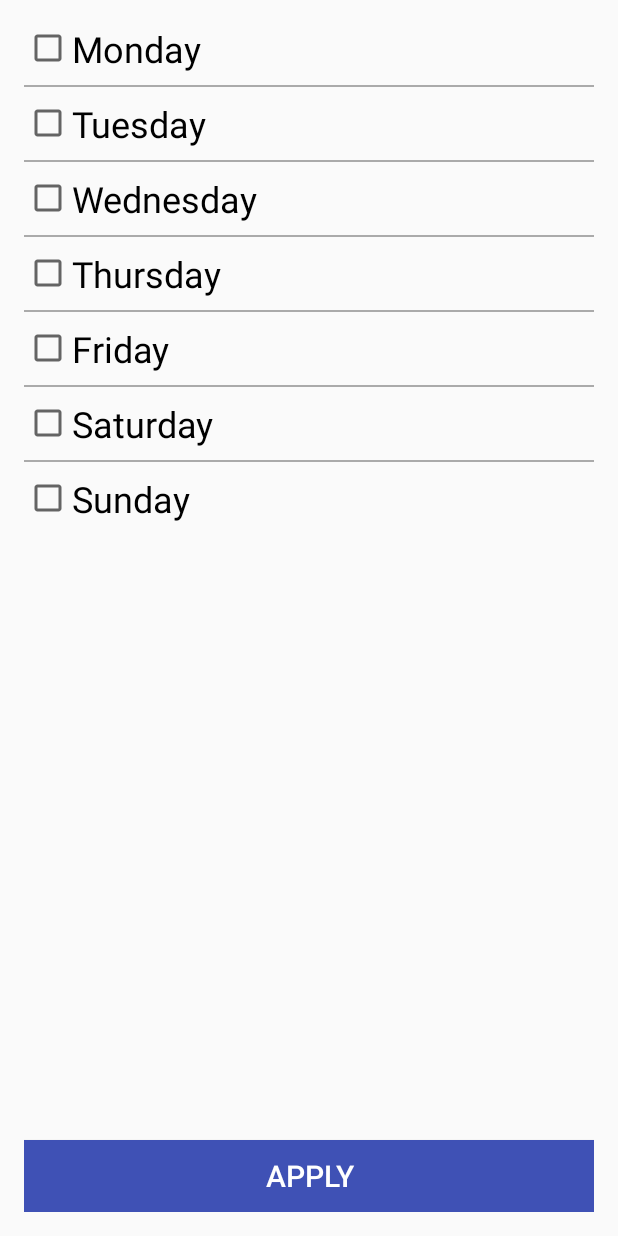
After one commit to sayard/The-Habit-Game, an Android app: the layout activity_habit_notifications.xml on its own in the app's theme, with its tools: preview values and no code run, on a phone screen of 412 x 824 dp. The commit adds this screen. Run offline under Robolectric (Android 15) with nearby library versions, the phone set to English and light mode, and no system bars.

Commit message:
Added Notifications Activity

```diff
--- a/app/src/main/java/pl/c0/sayard/thehabitgame/HabitDetailActivity.java
+++ b/app/src/main/java/pl/c0/sayard/thehabitgame/HabitDetailActivity.java
@@ -87,7 +87,7 @@ public class HabitDetailActivity extends AppCompatActivity {
 
         if(id == R.id.action_delete_habit){
 
-            DialogInterface.OnClickListener dialogClickListenter = new DialogInterface.OnClickListener() {
+            DialogInterface.OnClickListener dialogClickListener = new DialogInterface.OnClickListener() {
                 @Override
                 public void onClick(DialogInterface dialog, int which) {
                     switch (which)
@@ -110,14 +110,17 @@ public class HabitDetailActivity extends AppCompatActivity {
 
             AlertDialog.Builder builder = new AlertDialog.Builder(this);
             builder.setMessage("Are you sure you want to delete this habit?")
-                    .setPositiveButton("Yes", dialogClickListenter)
-                    .setNegativeButton("No", dialogClickListenter)
+                    .setPositiveButton("Yes", dialogClickListener)
+                    .setNegativeButton("No", dialogClickListener)
                     .show();
 
             return true;
         }else if(id == R.id.action_update_habit){
             Intent intent = new Intent(this, UpdateHabitActivity.class);
             intent.putExtra(this.getString(R.string.EXTRA_UPDATE_ID), detailId);
+            startActivity(intent);
+        }else if(id == R.id.action_notification_settings){
+            Intent intent = new Intent(this, HabitNotificationsActivity.class);
             startActivity(intent);
         }
 
--- /dev/null
+++ b/app/src/main/java/pl/c0/sayard/thehabitgame/HabitNotificationsActivity.java
@@ -0,0 +1,31 @@
+package pl.c0.sayard.thehabitgame;
+
+import android.app.AlarmManager;
+import android.app.PendingIntent;
+import android.content.Intent;
+import android.support.v7.app.AppCompatActivity;
+import android.os.Bundle;
+import android.view.View;
+
+import java.util.Calendar;
+
+import pl.c0.sayard.thehabitgame.utilities.NotificationReceiver;
+
+public class HabitNotificationsActivity extends AppCompatActivity {
+
+    @Override
+    protected void onCreate(Bundle savedInstanceState) {
+        super.onCreate(savedInstanceState);
+        setContentView(R.layout.activity_habit_notifications);
+    }
+
+    public void applyNotifications(View view) {
+        Calendar calendar = Calendar.getInstance();
+
+        Intent intent = new Intent(getApplicationContext(), NotificationReceiver.class);
+        PendingIntent pendingIntent = PendingIntent.getBroadcast(getApplicationContext(), 101, intent, PendingIntent.FLAG_UPDATE_CURRENT);
+
+        AlarmManager alarmManager = (AlarmManager) getSystemService(ALARM_SERVICE);
+        alarmManager.setRepeating(AlarmManager.RTC_WAKEUP, calendar.getTimeInMillis(), AlarmManager.INTERVAL_DAY*7, pendingIntent);
+    }
+}
--- /dev/null
+++ b/app/src/main/res/layout/activity_habit_notifications.xml
@@ -0,0 +1,209 @@
+<?xml version="1.0" encoding="utf-8"?>
+<LinearLayout xmlns:android="http://schemas.android.com/apk/res/android"
+    xmlns:tools="http://schemas.android.com/tools"
+    android:layout_width="match_parent"
+    android:layout_height="match_parent"
+    tools:context="pl.c0.sayard.thehabitgame.HabitNotificationsActivity"
+    android:orientation="vertical"
+    android:padding="16dp">
+
+    <RelativeLayout
+        android:layout_width="wrap_content"
+        android:layout_height="wrap_content"
+        android:orientation="horizontal">
+
+        <CheckBox
+            android:layout_width="wrap_content"
+            android:layout_height="wrap_content"
+            android:text="@string/monday"
+            android:textSize="24sp"
+            android:id="@+id/notification_monday_check_box"/>
+
+        <TextView
+            android:layout_width="wrap_content"
+            android:layout_height="wrap_content"
+            android:layout_alignParentRight="true"
+            android:textSize="24sp"
+            android:id="@+id/notification_monday_tv"/>
+
+    </RelativeLayout>
+
+    <View
+        android:layout_width="match_parent"
+        android:layout_height="1dp"
+        android:background="@android:color/darker_gray"
+        android:layout_marginTop="8dp"
+        android:layout_marginBottom="8dp"/>
+
+    <RelativeLayout
+        android:layout_width="wrap_content"
+        android:layout_height="wrap_content"
+        android:orientation="horizontal">
+
+        <CheckBox
+            android:layout_width="wrap_content"
+            android:layout_height="wrap_content"
+            android:text="@string/tuesday"
+            android:textSize="24sp"
+            android:id="@+id/notification_tuesday_check_box"/>
+
+        <TextView
+            android:layout_width="wrap_content"
+            android:layout_height="wrap_content"
+            android:layout_alignParentRight="true"
+            android:textSize="24sp"
+            android:id="@+id/notification_tuesday_tv"/>
+
+    </RelativeLayout>
+
+    <View
+        android:layout_width="match_parent"
+        android:layout_height="1dp"
+        android:background="@android:color/darker_gray"
+        android:layout_marginTop="8dp"
+        android:layout_marginBottom="8dp"/>
+
+    <RelativeLayout
+        android:layout_width="wrap_content"
+        android:layout_height="wrap_content"
+        android:orientation="horizontal">
+
+        <CheckBox
+            android:layout_width="wrap_content"
+            android:layout_height="wrap_content"
+            android:text="@string/wednesday"
+            android:textSize="24sp"
+            android:id="@+id/notification_wednesday_check_box"/>
+
+        <TextView
+            android:layout_width="wrap_content"
+            android:layout_height="wrap_content"
+            android:layout_alignParentRight="true"
+            android:textSize="24sp"
+            android:id="@+id/notification_wednesday_tv"/>
+
+    </RelativeLayout>
+
+    <View
+        android:layout_width="match_parent"
+        android:layout_height="1dp"
+        android:background="@android:color/darker_gray"
+        android:layout_marginTop="8dp"
+        android:layout_marginBottom="8dp"/>
+
+    <RelativeLayout
+        android:layout_width="wrap_content"
+        android:layout_height="wrap_content"
+        android:orientation="horizontal">
+
+        <CheckBox
+            android:layout_width="wrap_content"
+            android:layout_height="wrap_content"
+            android:text="@string/thursday"
+            android:textSize="24sp"
+            android:id="@+id/notification_thursday_check_box"/>
+
+        <TextView
+            android:layout_width="wrap_content"
+            android:layout_height="wrap_content"
+            android:layout_alignParentRight="true"
+            android:textSize="24sp"
+            android:id="@+id/notification_thursday_tv"/>
+
+    </RelativeLayout>
+
+    <View
+        android:layout_width="match_parent"
+        android:layout_height="1dp"
+        android:background="@android:color/darker_gray"
+        android:layout_marginTop="8dp"
+        android:layout_marginBottom="8dp"/>
+
+    <RelativeLayout
+        android:layout_width="wrap_content"
+        android:layout_height="wrap_content"
+        android:orientation="horizontal">
+
+        <CheckBox
+            android:layout_width="wrap_content"
+            android:layout_height="wrap_content"
+            android:text="@string/friday"
+            android:textSize="24sp"
+            android:id="@+id/notification_friday_check_box"/>
+
+        <TextView
+            android:layout_width="wrap_content"
+            android:layout_height="wrap_content"
+            android:layout_alignParentRight="true"
+            android:textSize="24sp"
+            android:id="@+id/notification_friday_tv"/>
+
+    </RelativeLayout>
+
+    <View
+        android:layout_width="match_parent"
+        android:layout_height="1dp"
+        android:background="@android:color/darker_gray"
+        android:layout_marginTop="8dp"
+        android:layout_marginBottom="8dp"/>
+
+    <RelativeLayout
+        android:layout_width="wrap_content"
+        android:layout_height="wrap_content"
+        android:orientation="horizontal">
+
+        <CheckBox
+            android:layout_width="wrap_content"
+            android:layout_height="wrap_content"
+            android:text="@string/saturday"
+            android:textSize="24sp"
+            android:id="@+id/notification_saturday_check_box"/>
+
+        <TextView
+            android:layout_width="wrap_content"
+            android:layout_height="wrap_content"
+            android:layout_alignParentRight="true"
+            android:textSize="24sp"
+            android:id="@+id/notification_saturday_tv"/>
+
+    </RelativeLayout>
+
+    <View
+        android:layout_width="match_parent"
+        android:layout_height="1dp"
+        android:background="@android:color/darker_gray"
+        android:layout_marginTop="8dp"
+        android:layout_marginBottom="8dp"/>
+
+    <RelativeLayout
+        android:layout_width="wrap_content"
+        android:layout_height="match_parent"
+        android:orientation="horizontal">
+
+        <CheckBox
+            android:layout_width="wrap_content"
+            android:layout_height="wrap_content"
+            android:text="@string/sunday"
+            android:textSize="24sp"
+            android:id="@+id/notification_sunday_check_box"/>
+
+        <TextView
+            android:layout_width="wrap_content"
+            android:layout_height="wrap_content"
+            android:layout_alignParentRight="true"
+            android:textSize="24sp"
+            android:id="@+id/notification_sunday_tv"/>
+
+        <Button
+            android:layout_width="match_parent"
+            android:layout_height="wrap_content"
+            android:layout_alignParentBottom="true"
+            android:textSize="20sp"
+            android:background="?attr/colorPrimary"
+            android:textColor="@android:color/white"
+            android:text="@string/apply"
+            android:onClick="applyNotifications"/>
+
+    </RelativeLayout>
+
+</LinearLayout>
--- a/app/src/main/res/menu/menu_habit_detail.xml
+++ b/app/src/main/res/menu/menu_habit_detail.xml
@@ -3,9 +3,14 @@
     xmlns:app="http://schemas.android.com/apk/res-auto">
     <item
         android:id="@+id/action_update_habit"
+        android:orderInCategory="98"
+        android:title="@string/update_habit"
+        app:showAsAction="never"/>
+    <item
+        android:id="@+id/action_notification_settings"
         android:orderInCategory="99"
-        android:title="@string/update_habit"
-        app:showAsAction="ifRoom"/>
+        android:title="@string/notifications"
+        app:showAsAction="never"/>
     <item
         android:id="@+id/action_delete_habit"
         android:orderInCategory="100"
--- a/app/src/main/res/values/strings.xml
+++ b/app/src/main/res/values/strings.xml
@@ -18,4 +18,12 @@
     <string name="action_delete_habit">Delete habit</string>
     <string name="done_for_today">Done for today</string>
     <string name="update_habit">Update habit</string>
+    <string name="notifications">Notifications</string>
+    <string name="monday">Monday</string>
+    <string name="tuesday">Tuesday</string>
+    <string name="wednesday">Wednesday</string>
+    <string name="thursday">Thursday</string>
+    <string name="friday">Friday</string>
+    <string name="saturday">Saturday</string>
+    <string name="sunday">Sunday</string>
 </resources>
```
